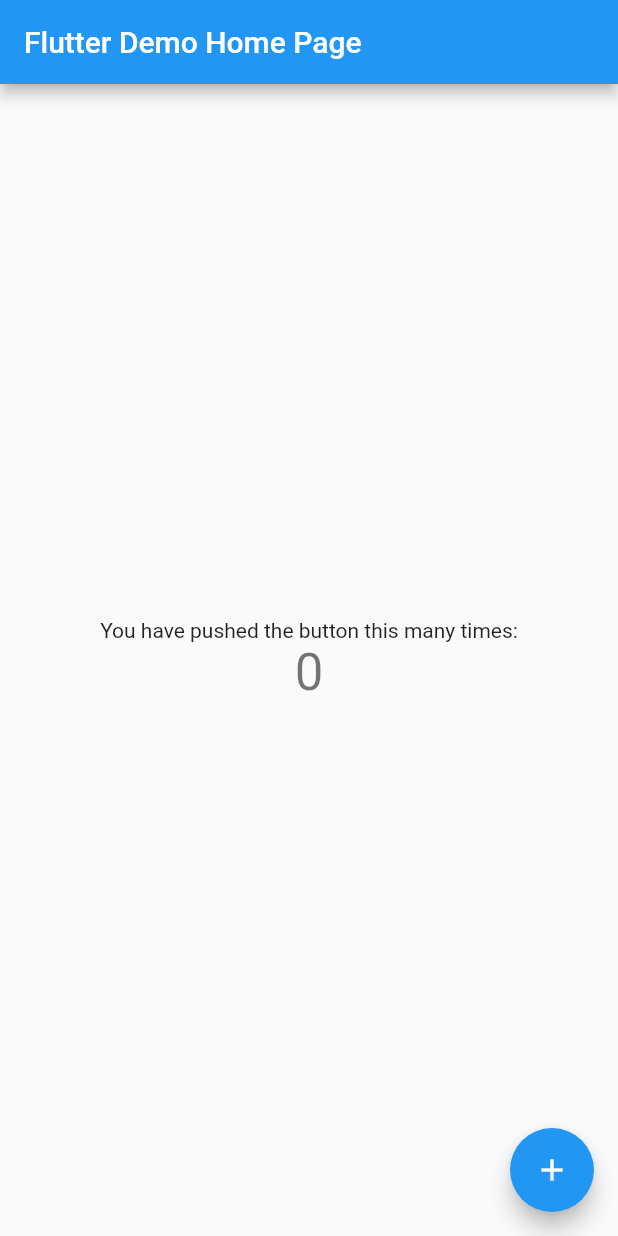
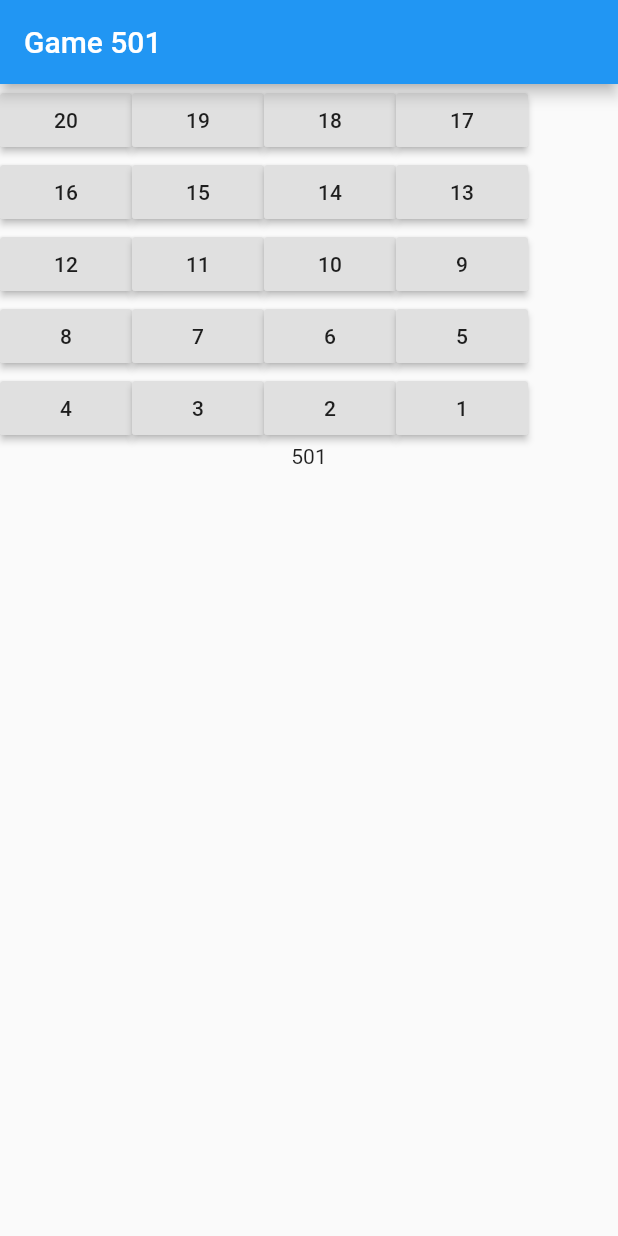
Before and after one commit to yudanis/dart-game-counter, a Flutter app: the screen it shows after launch, on a phone screen of 412 x 824 dp. Run offline on Flutter 3.47's test engine with Material 2 defaults, Android fonts, the phone set to English and light mode, and no system bars.

Commit message:
add scoreboard

```diff
--- a/dart_game_counter/lib/main.dart
+++ b/dart_game_counter/lib/main.dart
@@ -1,3 +1,4 @@
+import 'package:dart_game_counter/score_board.dart';
 import 'package:flutter/material.dart';
 
 void main() => runApp(MyApp());
@@ -20,7 +21,8 @@ class MyApp extends StatelessWidget {
         // is not restarted.
         primarySwatch: Colors.blue,
       ),
-      home: MyHomePage(title: 'Flutter Demo Home Page'),
+    //  home: MyHomePage(title: 'Flutter Demo Home Page'),
+      home: ScoreBoard(),
     );
   }
 }
--- /dev/null
+++ b/dart_game_counter/lib/score_board.dart
@@ -0,0 +1,80 @@
+import 'package:flutter/material.dart';
+
+class ScoreBoard extends StatefulWidget {
+  @override
+  State<StatefulWidget> createState() {
+    // TODO: implement createState
+    return _MyScoreBoardState();
+  }
+
+}
+
+class _MyScoreBoardState extends State<ScoreBoard>{
+  int gameNumber = 501;
+  final scoreButtons = <Widget>[];
+
+  void addScore( int score){
+    setState(() {
+         gameNumber -= score;
+    });
+  }
+  void initializeButton(){
+    for(int i=20; i>0;i++){
+        RaisedButton btn = RaisedButton(child: Text('$i'),
+        onPressed: () => addScore(i),);
+        scoreButtons.add(btn);
+    }
+  }
+  @override
+  Widget build(BuildContext context) {
+    // TODO: implement build
+
+   // initializeButton();
+
+    return Scaffold(
+      appBar: AppBar(
+        title: Text("Game "+gameNumber.toString()),
+      ),
+      body: Column(
+        children: <Widget>[
+          Row(
+            children: <Widget>[
+              RaisedButton(onPressed:()=> addScore(20) , child: Text("20"),),
+               RaisedButton(onPressed:()=> addScore(19) , child: Text("19"),),
+                RaisedButton(onPressed:()=> addScore(18) , child: Text("18"),),
+                 RaisedButton(onPressed:()=> addScore(17) , child: Text("17"),),
+            ],
+
+          ),
+          Row(children: <Widget>[
+               RaisedButton(onPressed:()=> addScore(16) , child: Text("16"),),
+                RaisedButton(onPressed:()=> addScore(15) , child: Text("15"),),
+                 RaisedButton(onPressed:()=> addScore(14) , child: Text("14"),),
+               RaisedButton(onPressed:()=> addScore(13) , child: Text("13"),),
+          ],),
+          Row(children: <Widget>[
+                RaisedButton(onPressed:()=> addScore(12) , child: Text("12"),),
+                 RaisedButton(onPressed:()=> addScore(11) , child: Text("11"),),
+               RaisedButton(onPressed:()=> addScore(10) , child: Text("10"),),
+                RaisedButton(onPressed:()=> addScore(9) , child: Text("9"),),
+          ],),
+          Row(children: <Widget>[
+                 RaisedButton(onPressed:()=> addScore(8) , child: Text("8"),),
+                 RaisedButton(onPressed:()=> addScore(7) , child: Text("7"),),
+               RaisedButton(onPressed:()=> addScore(6) , child: Text("6"),),
+               RaisedButton(onPressed:()=> addScore(5) , child: Text("5"),),
+          ],),
+          Row(children: <Widget>[
+                RaisedButton(onPressed:()=> addScore(4) , child: Text("4"),),
+                 RaisedButton(onPressed:()=> addScore(3) , child: Text("3"),),
+               RaisedButton(onPressed:()=> addScore(2) , child: Text("2"),),
+                RaisedButton(onPressed:()=> addScore(1) , child: Text("1"),),
+
+          ],),
+          Text('$gameNumber'),
+        ],
+      ),
+    );
+  }
+
+}
```
